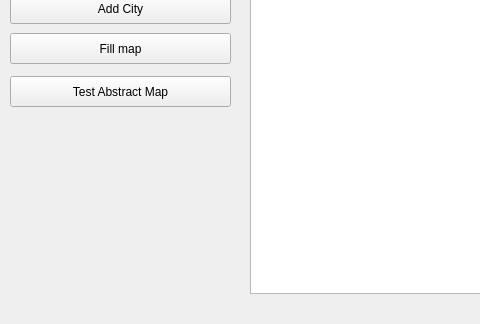
Above: mainwindow.ui from FixedKestrel480/Versuch9 before the change; both pictures show x 0 to 480 and y 276 to 600 of the 800 by 600 pixel window. Below: the same form after it.
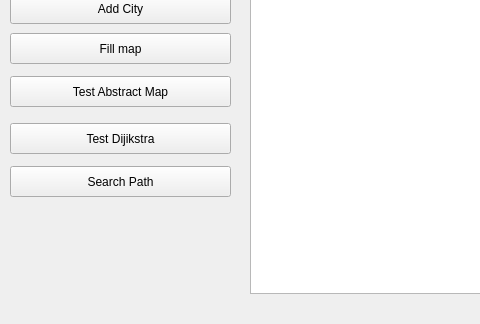
That is the form after the change.

Diff of the .ui file:
```diff
--- a/mainwindow.ui
+++ b/mainwindow.ui
@@ -172,6 +172,32 @@
      <string>Test Abstract Map</string>
     </property>
    </widget>
+   <widget class="QPushButton" name="pushButton_TestDijikstra">
+    <property name="geometry">
+     <rect>
+      <x>10</x>
+      <y>380</y>
+      <width>221</width>
+      <height>31</height>
+     </rect>
+    </property>
+    <property name="text">
+     <string>Test Dijikstra</string>
+    </property>
+   </widget>
+   <widget class="QPushButton" name="pushButton_Path">
+    <property name="geometry">
+     <rect>
+      <x>10</x>
+      <y>423</y>
+      <width>221</width>
+      <height>31</height>
+     </rect>
+    </property>
+    <property name="text">
+     <string>Search Path</string>
+    </property>
+   </widget>
   </widget>
   <widget class="QMenuBar" name="menubar">
    <property name="geometry">
```
